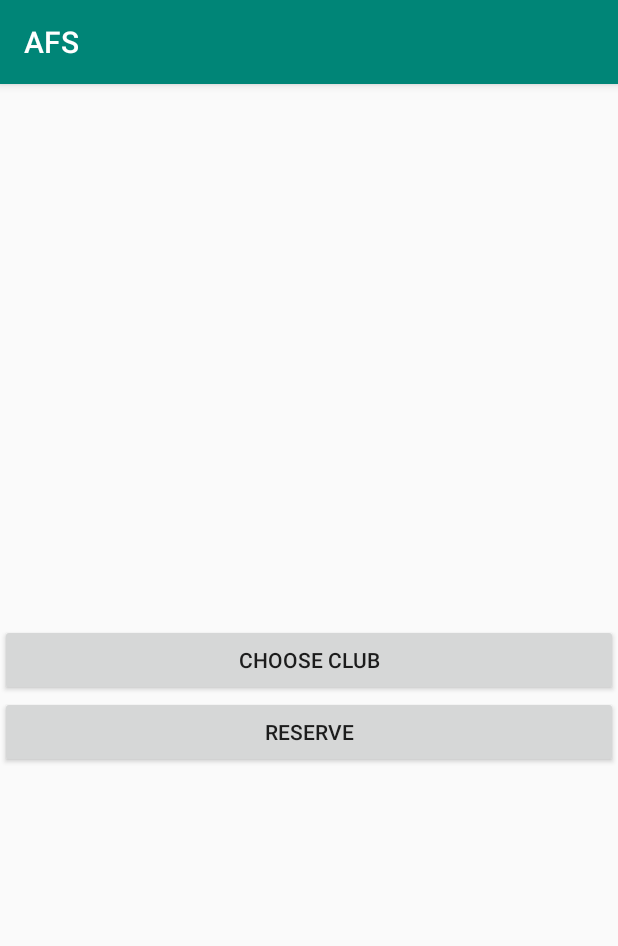
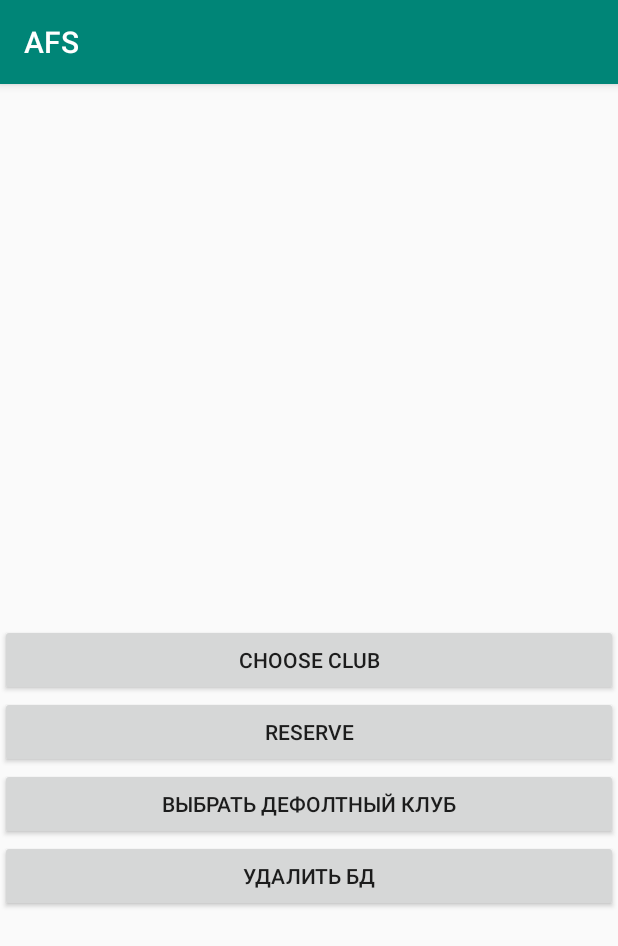
Before and after one commit to olegivo/AFS, an Android app: the fragment MainFragment placed in its activity, on a phone screen of 412 x 824 dp. Shown: the top 946 px of the screen. Run offline under Robolectric (Android 15) with nearby library versions, the phone set to English and light mode, and no system bars; our stand-ins replace Dagger/Hilt's generated code, Room's generated code, RxJava; libraries missing offline, so code that uses them is left out: ru.terrakok.cicerone; 2 statements that could not run were skipped.

Commit message:
set default club, drop DB

```diff
--- a/app/src/main/res/layout/fragment_main.xml
+++ b/app/src/main/res/layout/fragment_main.xml
@@ -4,7 +4,8 @@
         xmlns:tools="http://schemas.android.com/tools"
         android:layout_width="match_parent"
         android:layout_height="match_parent"
-        tools:context=".MainActivity">
+        tools:context=".MainActivity"
+        >
 
     <Button
             android:id="@+id/activity_main_choose_club_button"
@@ -14,7 +15,8 @@
             app:layout_constraintBottom_toBottomOf="parent"
             app:layout_constraintLeft_toLeftOf="parent"
             app:layout_constraintRight_toRightOf="parent"
-            app:layout_constraintTop_toTopOf="parent" />
+            app:layout_constraintTop_toTopOf="parent"
+            />
 
     <Button
             android:id="@+id/activity_main_reserve_button"
@@ -23,6 +25,29 @@
             android:text="@string/activity_main_reserve_button_text"
             app:layout_constraintEnd_toEndOf="parent"
             app:layout_constraintStart_toStartOf="parent"
-            app:layout_constraintTop_toBottomOf="@+id/activity_main_choose_club_button" />
+            app:layout_constraintTop_toBottomOf="@+id/activity_main_choose_club_button"
+            />
+
+    <Button
+            android:id="@+id/activity_main_set_default_club_button"
+            android:layout_width="0dp"
+            android:layout_height="wrap_content"
+            android:text="Выбрать дефолтный клуб"
+            app:layout_constraintEnd_toEndOf="parent"
+            app:layout_constraintHorizontal_bias="1.0"
+            app:layout_constraintStart_toStartOf="parent"
+            app:layout_constraintTop_toBottomOf="@+id/activity_main_reserve_button"
+            />
+
+    <Button
+            android:id="@+id/activity_main_drop_db_button"
+            android:layout_width="0dp"
+            android:layout_height="wrap_content"
+            android:text="Удалить БД"
+            app:layout_constraintEnd_toEndOf="parent"
+            app:layout_constraintHorizontal_bias="0.0"
+            app:layout_constraintStart_toStartOf="parent"
+            app:layout_constraintTop_toBottomOf="@+id/activity_main_set_default_club_button"
+            />
 
 </androidx.constraintlayout.widget.ConstraintLayout>
```
Also changed, not shown: app/src/main/java/ru/olegivo/afs/MainFragment.kt (+70 -3 lines).
